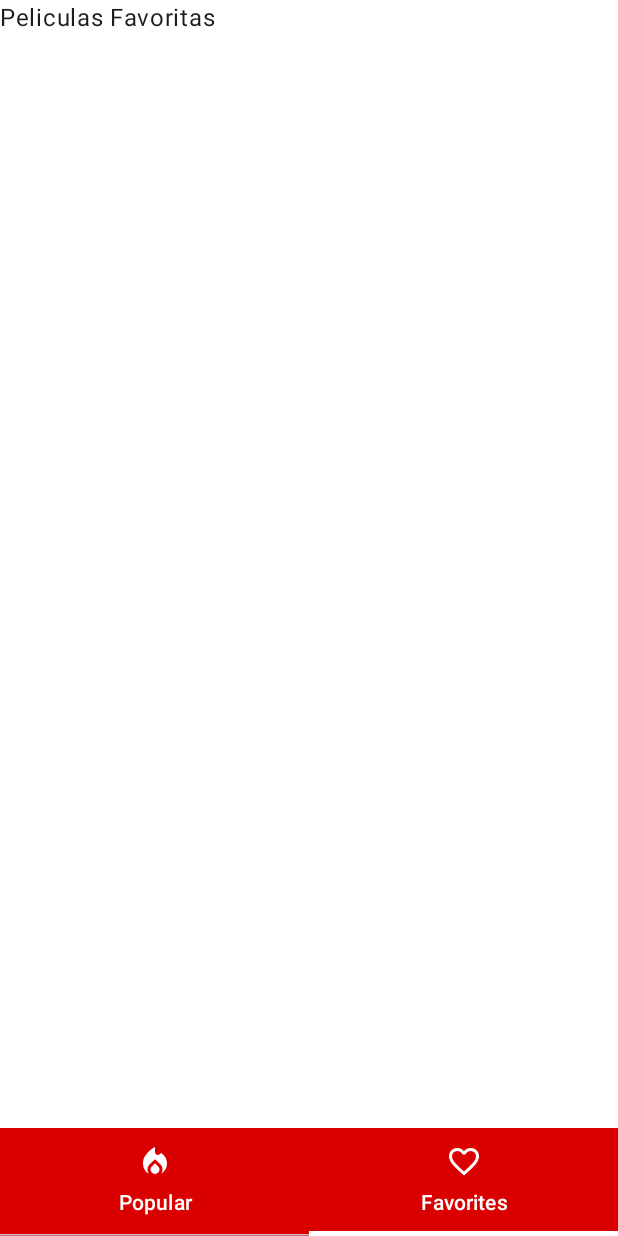
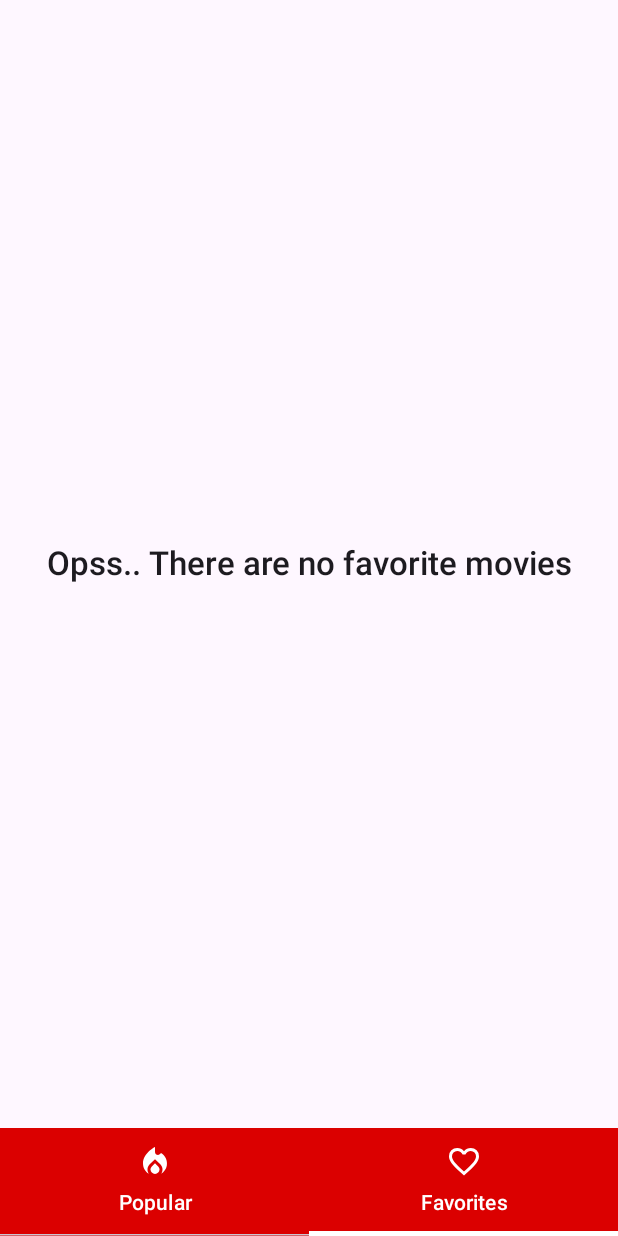
Before and after one commit to InakiGopar/Android-Movie-App, an Android app built with Jetpack Compose: the screen it shows after launch (MainActivity), item 2 of the bottom bar chosen, on a phone screen of 412 x 824 dp. Run offline under Robolectric (Android 15) with nearby library versions, the phone set to English and light mode, and no system bars; our stand-ins replace Dagger/Hilt's generated code, Room's generated code, paging; 5 statements that could not run were skipped.

Commit message:
add favorites movies

```diff
--- a/app/build.gradle.kts
+++ b/app/build.gradle.kts
@@ -79,6 +79,10 @@ dependencies {
 
     implementation(libs.androidx.paging)
 
+    implementation(libs.androidx.room.runtime)
+    implementation(libs.androidx.room.ktx)
+    kapt(libs.androidx.room.compiler)
+
     testImplementation(libs.junit)
     androidTestImplementation(libs.androidx.junit)
     androidTestImplementation(libs.androidx.espresso.core)
--- /dev/null
+++ b/app/src/main/java/ar/edu/unicen/seminariomobile/data/FavoriteMovieDao.kt
@@ -0,0 +1,25 @@
+package ar.edu.unicen.seminariomobile.data
+
+import androidx.room.Dao
+import androidx.room.Delete
+import androidx.room.Insert
+import androidx.room.OnConflictStrategy
+import androidx.room.Query
+
+
+@Dao
+interface FavoriteMovieDao {
+
+    @Insert(onConflict = OnConflictStrategy.REPLACE)
+    suspend fun insertFavoriteMovie(movie: FavoriteMovie) : Long
+
+    @Query("SELECT * FROM favorite_movies WHERE id = :movieId LIMIT 1")
+    suspend fun getFavoriteMovieById(movieId: Long): FavoriteMovie?
+
+    @Delete
+    suspend fun deleteFavoriteMovie(movie: FavoriteMovie): Int
+
+    @Query("SELECT * FROM favorite_movies")
+    suspend fun getAllFavoriteMovies(): List<FavoriteMovie>
+
+}
--- a/app/src/main/java/ar/edu/unicen/seminariomobile/data/repository/MovieRepository.kt
+++ b/app/src/main/java/ar/edu/unicen/seminariomobile/data/repository/MovieRepository.kt
@@ -4,6 +4,7 @@ import androidx.paging.Pager
 import androidx.paging.PagingConfig
 import androidx.paging.PagingData
 import ar.edu.unicen.seminariomobile.data.Movie
+import ar.edu.unicen.seminariomobile.data.local.FavMovieLocalDataSource
 import ar.edu.unicen.seminariomobile.data.remote.MoviePagingSource
 import ar.edu.unicen.seminariomobile.data.remote.MovieRemoteDataSource
 import kotlinx.coroutines.flow.Flow
@@ -11,7 +12,7 @@ import javax.inject.Inject
 
 
 /**
- * Esta clase es la intermediaria entre el ViewModel y los datos
+ * Esta clase es la intermediaria entre el ViewModel y los datos.
  * El objetivo principal de un repositorio es abstraer el acceso a los datos,
  * ya sea que provengan de una base de datos, una API externa, archivos locales,
  * o cualquier otra fuente.
@@ -19,6 +20,7 @@ import javax.inject.Inject
  * */
 class MovieRepository @Inject constructor(
     private val movieDataSource: MovieRemoteDataSource,
+    private val favMovieLocalDataSource: FavMovieLocalDataSource
 ) {
 
     fun getMovies(query: String): Flow<PagingData<Movie>> {
@@ -33,6 +35,22 @@ class MovieRepository @Inject constructor(
         return movieDataSource.getMovieById(movieId)
     }
 
+    suspend fun getFavoritesMovies() : List<Movie>? {
+        return favMovieLocalDataSource.getAll()
+    }
+
+    suspend fun addFavoriteMovie(movie: Movie): Long? {
+        return favMovieLocalDataSource.insert(movie)
+    }
+
+    suspend fun removeFavoriteMovie(movie: Movie): Boolean {
+        return favMovieLocalDataSource.delete(movie)
+    }
+
+    suspend fun isFavorite(movieId: Long): Boolean {
+        return favMovieLocalDataSource.isFavorite(movieId)
+    }
+
 
 
 
--- a/app/src/main/java/ar/edu/unicen/seminariomobile/di/MovieModule.kt
+++ b/app/src/main/java/ar/edu/unicen/seminariomobile/di/MovieModule.kt
@@ -1,13 +1,17 @@
 package ar.edu.unicen.seminariomobile.di
 
+import ar.edu.unicen.seminariomobile.data.local.FavMovieLocalDataSource
 import ar.edu.unicen.seminariomobile.data.remote.ApiConfig
 import ar.edu.unicen.seminariomobile.data.remote.MovieApi
+import ar.edu.unicen.seminariomobile.data.remote.MovieRemoteDataSource
+import ar.edu.unicen.seminariomobile.data.repository.MovieRepository
 import dagger.Module
 import dagger.Provides
 import dagger.hilt.InstallIn
 import dagger.hilt.components.SingletonComponent
 import retrofit2.Retrofit
 import retrofit2.converter.gson.GsonConverterFactory
+import javax.inject.Singleton
 
 @Module
 @InstallIn(SingletonComponent::class)
@@ -25,4 +29,16 @@ class MovieModule {
     fun provideMovieApi(retrofit: Retrofit): MovieApi {
         return retrofit.create(MovieApi::class.java)
     }
+
+    @Provides
+    @Singleton
+    fun provideMovieRepository(
+        movieDataSource: MovieRemoteDataSource,
+        favMovieLocalDataSource: FavMovieLocalDataSource
+    ): MovieRepository {
+        return MovieRepository(movieDataSource, favMovieLocalDataSource)
+    }
+
+
+
 }
--- a/app/src/main/java/ar/edu/unicen/seminariomobile/ui/movies/favorites/FavoriteMoviesScreen.kt
+++ b/app/src/main/java/ar/edu/unicen/seminariomobile/ui/movies/favorites/FavoriteMoviesScreen.kt
@@ -1,8 +1,27 @@
 package ar.edu.unicen.seminariomobile.ui.movies.favorites
 
+import androidx.compose.foundation.layout.Arrangement
+import androidx.compose.foundation.layout.Box
+import androidx.compose.foundation.layout.fillMaxSize
+import androidx.compose.foundation.layout.padding
+import androidx.compose.foundation.lazy.grid.GridCells
+import androidx.compose.foundation.lazy.grid.LazyVerticalGrid
+import androidx.compose.foundation.lazy.grid.items
+import androidx.compose.material3.MaterialTheme
+import androidx.compose.material3.Surface
 import androidx.compose.material3.Text
 import androidx.compose.runtime.Composable
+import androidx.compose.runtime.LaunchedEffect
+import androidx.compose.runtime.collectAsState
+import androidx.compose.ui.Alignment
+import androidx.compose.ui.Modifier
+import androidx.compose.ui.res.stringResource
+import androidx.compose.ui.text.font.FontWeight
+import androidx.compose.ui.text.style.TextAlign
+import androidx.compose.ui.unit.dp
 import androidx.navigation.NavController
+import ar.edu.unicen.seminariomobile.R
+import ar.edu.unicen.seminariomobile.ui.movies.popular.MovieListItem
 import ar.edu.unicen.seminariomobile.viewModel.MovieViewModel
 
 @Composable
@@ -10,5 +29,50 @@ fun FavoriteMoviesScreen(
     movieViewModel: MovieViewModel,
     navController: NavController
 ) {
-    Text("Peliculas Favoritas")
+    // Observa el estado de las películas favoritas
+    val favoriteMovies = movieViewModel.favoriteMovies.collectAsState()
+
+    // Cargar las películas favoritas cuando la pantalla se compone
+    LaunchedEffect(Unit) {
+        movieViewModel.loadFavoriteMovies()
+    }
+
+    Surface {
+        if (favoriteMovies.value.isEmpty()) {
+            Box(
+                modifier = Modifier.fillMaxSize(),
+                contentAlignment = Alignment.Center
+            ) {
+                Text(
+                    text = stringResource(id = R.string.not_favorites_movies),
+                    style = MaterialTheme.typography.titleLarge,
+                    fontWeight = FontWeight(600)
+                    )
+            }
+        } else {
+            Box(
+                modifier = Modifier.fillMaxSize().padding(top = 25.dp),
+                contentAlignment = Alignment.TopCenter
+            ) {
+                Text(
+                    text = stringResource(id = R.string.favorites_movies),
+                    style = MaterialTheme.typography.titleLarge,
+                    fontWeight = FontWeight(600),
+                    textAlign = TextAlign.Center
+                )
+            }
+            LazyVerticalGrid(
+                columns = GridCells.Fixed(2),
+                modifier = Modifier
+                    .fillMaxSize()
+                    .padding(top = 80.dp),
+                horizontalArrangement = Arrangement.Center
+            ) {
+                items(favoriteMovies.value) { movie ->
+                    MovieListItem(movie = movie, navController = navController)
+                }
+            }
+        }
+    }
+
 }
--- a/app/src/main/java/ar/edu/unicen/seminariomobile/viewModel/MovieViewModel.kt
+++ b/app/src/main/java/ar/edu/unicen/seminariomobile/viewModel/MovieViewModel.kt
@@ -1,5 +1,4 @@
 package ar.edu.unicen.seminariomobile.viewModel
-
 
 import androidx.lifecycle.ViewModel
 import androidx.lifecycle.viewModelScope
@@ -16,7 +15,6 @@ import kotlinx.coroutines.flow.collectLatest
 import kotlinx.coroutines.launch
 import javax.inject.Inject
 
-
 /**
  * Esta clase es la intermediaria entre los datos y la vista, se encarga de obtener los datos
  * y pasarsela a la ui
@@ -30,11 +28,22 @@ class MovieViewModel @Inject constructor(
     private val _movies = MutableStateFlow<PagingData<Movie>>(PagingData.empty())
     val movies: StateFlow<PagingData<Movie>> = _movies.asStateFlow()
 
+    //Flow para una pelicula en particular
     private val _movie = MutableStateFlow<Movie?>(null)
     val movie: StateFlow<Movie?> get() = _movie.asStateFlow()
 
+    //flow para el estado de carga
     private val _isLoading = MutableStateFlow(false)
     val isLoading = _isLoading.asStateFlow()
+
+    //flow para las peliculas favoritas
+    private val _favoriteMovies = MutableStateFlow<List<Movie>>(emptyList())
+    val favoriteMovies: StateFlow<List<Movie>> = _favoriteMovies.asStateFlow()
+
+    //flow para verificar si una pelicula esta en favoritos o no
+    private val _isFavorite = MutableStateFlow(false)
+    val isFavorite: StateFlow<Boolean> = _isFavorite.asStateFlow()
+
 
     // Control de búsqueda
     private var currentSearchQuery: String = ""
@@ -42,7 +51,7 @@ class MovieViewModel @Inject constructor(
     private var searchJob: Job? = null
 
 
-
+    //obtener todas las peliculas
     private fun getMovies(query: String = "") {
 
         currentSearchQuery = query
@@ -59,16 +68,17 @@ class MovieViewModel @Inject constructor(
         }
     }
 
+    //traerme las peliculas actuales
     fun getCurrentMovies() {
         getMovies(currentSearchQuery)
     }
 
-
+    //Buscar peliculas en base a un titulo
     fun searchMovies(query: String) {
         getMovies(query) // Llama a getMovies con la consulta de búsqueda
     }
 
-
+    //Obtener una pelicula por su id
     fun getMovieById(id: Long) {
         viewModelScope.launch {
 
@@ -82,8 +92,32 @@ class MovieViewModel @Inject constructor(
         }
     }
 
+    // Obtener las películas favoritas
+    fun loadFavoriteMovies() {
+        viewModelScope.launch {
+            val favorites = movieRepository.getFavoritesMovies()
+            _favoriteMovies.value = favorites ?: emptyList()
+        }
+    }
 
-
-
+    // Agregar o eliminar una película de favoritos
+    fun toggleFavoriteMovie(movie: Movie) {
+        viewModelScope.launch {
+            if (_isFavorite.value) {
+                // Si la película ya es favorita, la eliminamos
+                movieRepository.removeFavoriteMovie(movie)
+            } else {
+                // Si no es favorita, la agregamos
+                movieRepository.addFavoriteMovie(movie)
+            }
+            _isFavorite.value = !_isFavorite.value
+            loadFavoriteMovies() // Recarga la lista de favoritos actualizada
+        }
+    }
+    fun checkIfFavorite(movieId: Long) {
+        viewModelScope.launch {
+            _isFavorite.value = movieRepository.isFavorite(movieId)
+        }
+    }
 
 }
--- a/app/src/main/res/values/strings.xml
+++ b/app/src/main/res/values/strings.xml
@@ -6,6 +6,8 @@
     <string name="search_placeholder">write your favorite movie</string>
     <string name="popular">Popular</string>
     <string name="favorites">Favorites</string>
+    <string name="favorites_movies">Favorites Movies</string>
+    <string name="not_favorites_movies">Opss.. There are no favorite movies</string>
     <string name="movie_not_found">Movie not found :(</string>
 
 </resources>
```
Also changed, not shown: app/src/main/java/ar/edu/unicen/seminariomobile/data/Converters.kt (added, +22 -0 lines), app/src/main/java/ar/edu/unicen/seminariomobile/data/FavoriteMovie.kt (added, +56 -0 lines), app/src/main/java/ar/edu/unicen/seminariomobile/data/FavoriteMovieDB.kt (added, +18 -0 lines), app/src/main/java/ar/edu/unicen/seminariomobile/data/dto/GenreDto.kt (+9 -0 lines), app/src/main/java/ar/edu/unicen/seminariomobile/data/local/FavMovieLocalDataSource.kt (added, +100 -0 lines), app/src/main/java/ar/edu/unicen/seminariomobile/data/remote/MovieApi.kt (+8 -0 lines), app/src/main/java/ar/edu/unicen/seminariomobile/data/remote/MovieRemoteDataSource.kt (+2 -8 lines), app/src/main/java/ar/edu/unicen/seminariomobile/di/DataBaseModule.kt (added, +36 -0 lines), app/src/main/java/ar/edu/unicen/seminariomobile/ui/movie/MovieDetails.kt (+62 -7 lines), app/src/main/java/ar/edu/unicen/seminariomobile/ui/movie/MovieDetailsScreen.kt (+7 -0 lines), app/src/main/res/drawable/ic_add_favorite.xml (added, +9 -0 lines), app/src/main/res/drawable/ic_remove_favorite.xml (added, +9 -0 lines), gradle/libs.versions.toml (+8 -2 lines).
